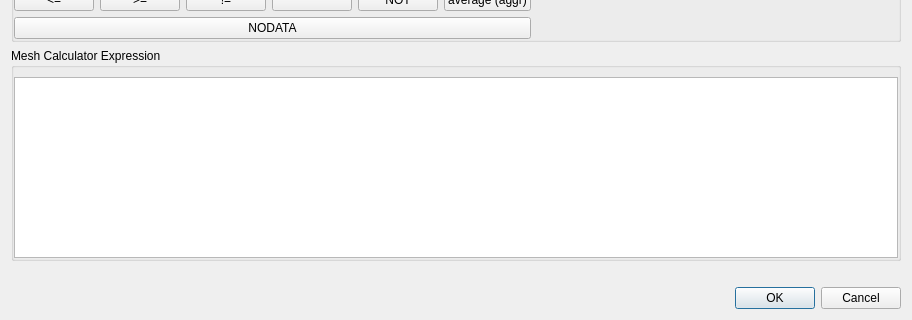
Old version of the form src/ui/mesh/qgsmeshcalculatordialogbase.ui in the repository carsmie/QGIS; both pictures show x 0 to 912 and y 582 to 902 of the 912 by 902 pixel window.
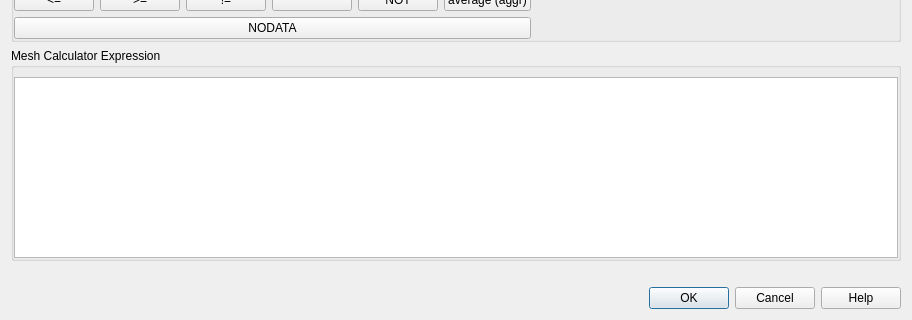
New version of the form. Custom widgets are drawn as their Qt base class.

Commit message:
Add help button to mesh calculator dialog
and fix title case on mesh/raster calculator file selector dialog

Diff of the .ui file:
```diff
--- a/src/ui/mesh/qgsmeshcalculatordialogbase.ui
+++ b/src/ui/mesh/qgsmeshcalculatordialogbase.ui
@@ -650,7 +650,7 @@
       <enum>Qt::Horizontal</enum>
      </property>
      <property name="standardButtons">
-      <set>QDialogButtonBox::Cancel|QDialogButtonBox::Ok</set>
+      <set>QDialogButtonBox::Cancel|QDialogButtonBox::Help|QDialogButtonBox::Ok</set>
      </property>
     </widget>
    </item>
```
The commit also changes 2 other files.
